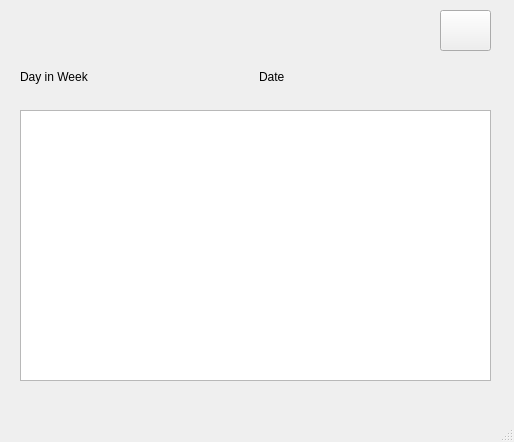
amirfarhoudniya/Manner, file mainwindow.ui: the form before one commit.
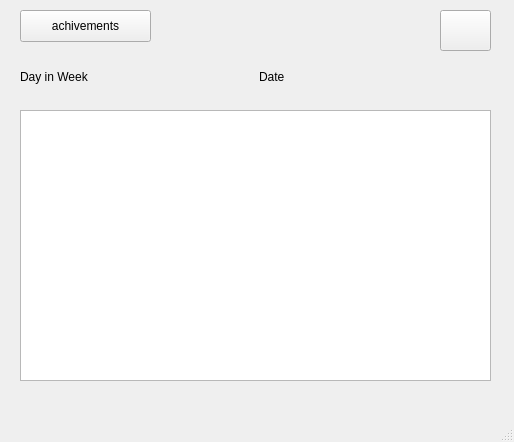
The form after the commit.

What changed in the file:
```diff
--- a/mainwindow.ui
+++ b/mainwindow.ui
@@ -71,6 +71,19 @@
      <string/>
     </property>
    </widget>
+   <widget class="QPushButton" name="achivements_pushButton">
+    <property name="geometry">
+     <rect>
+      <x>20</x>
+      <y>10</y>
+      <width>131</width>
+      <height>32</height>
+     </rect>
+    </property>
+    <property name="text">
+     <string>achivements</string>
+    </property>
+   </widget>
   </widget>
   <widget class="QMenuBar" name="menubar">
    <property name="geometry">
```
